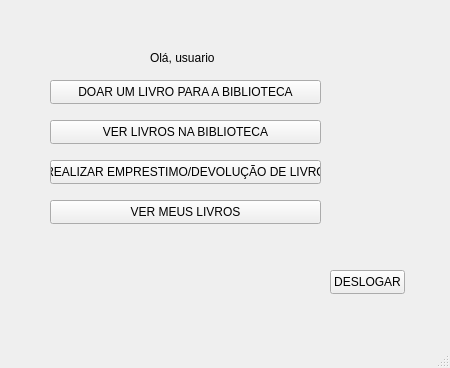
Before: the Qt Designer form GUI_BIBLIOTECA/mainwindow.ui in gabriotz/Project-edoo, drawn with Qt 5.
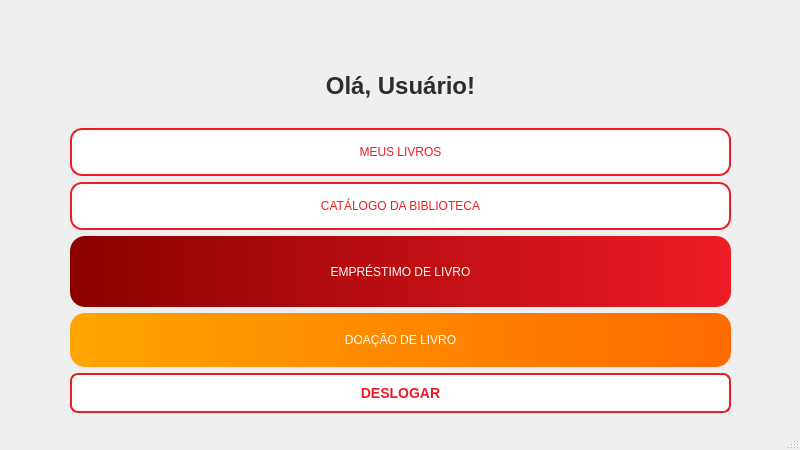
After: the same form once the commit is applied.

```diff
--- a/GUI_BIBLIOTECA/mainwindow.ui
+++ b/GUI_BIBLIOTECA/mainwindow.ui
@@ -6,91 +6,144 @@
    <rect>
     <x>0</x>
     <y>0</y>
-    <width>450</width>
-    <height>368</height>
+    <width>800</width>
+    <height>450</height>
    </rect>
   </property>
+  <property name="sizePolicy">
+   <sizepolicy hsizetype="Preferred" vsizetype="Preferred">
+    <horstretch>0</horstretch>
+    <verstretch>0</verstretch>
+   </sizepolicy>
+  </property>
   <property name="windowTitle">
    <string>MainWindow</string>
   </property>
   <widget class="QWidget" name="centralwidget">
-   <widget class="QLabel" name="welcomeLabel">
+   <property name="sizePolicy">
+    <sizepolicy hsizetype="Preferred" vsizetype="Preferred">
+     <horstretch>0</horstretch>
+     <verstretch>0</verstretch>
+    </sizepolicy>
+   </property>
+   <widget class="QWidget" name="layoutWidget">
     <property name="geometry">
      <rect>
-      <x>150</x>
+      <x>70</x>
       <y>50</y>
-      <width>71</width>
-      <height>16</height>
+      <width>661</width>
+      <height>363</height>
      </rect>
     </property>
-    <property name="text">
-     <string>Olá, usuario</string>
-    </property>
-   </widget>
-   <widget class="QPushButton" name="addBookButton">
-    <property name="geometry">
-     <rect>
-      <x>50</x>
-      <y>80</y>
-      <width>271</width>
-      <height>24</height>
-     </rect>
-    </property>
-    <property name="text">
-     <string>DOAR UM LIVRO PARA A BIBLIOTECA</string>
-    </property>
-   </widget>
-   <widget class="QPushButton" name="loanBookButton">
-    <property name="geometry">
-     <rect>
-      <x>50</x>
-      <y>160</y>
-      <width>271</width>
-      <height>24</height>
-     </rect>
-    </property>
-    <property name="text">
-     <string>REALIZAR EMPRESTIMO/DEVOLUÇÃO DE LIVRO</string>
-    </property>
-   </widget>
-   <widget class="QPushButton" name="seeBookButton">
-    <property name="geometry">
-     <rect>
-      <x>50</x>
-      <y>200</y>
-      <width>271</width>
-      <height>24</height>
-     </rect>
-    </property>
-    <property name="text">
-     <string>VER MEUS LIVROS</string>
-    </property>
-   </widget>
-   <widget class="QPushButton" name="seeAllBooksButton">
-    <property name="geometry">
-     <rect>
-      <x>50</x>
-      <y>120</y>
-      <width>271</width>
-      <height>24</height>
-     </rect>
-    </property>
-    <property name="text">
-     <string>VER LIVROS NA BIBLIOTECA</string>
-    </property>
-   </widget>
-   <widget class="QPushButton" name="logoutButton">
-    <property name="geometry">
-     <rect>
-      <x>330</x>
-      <y>270</y>
-      <width>75</width>
-      <height>24</height>
-     </rect>
-    </property>
-    <property name="text">
-     <string>DESLOGAR</string>
-    </property>
+    <layout class="QVBoxLayout" name="verticalLayout">
+     <item>
+      <widget class="QLabel" name="welcomeLabel">
+       <property name="text">
+        <string>&lt;html&gt;&lt;head/&gt;&lt;body&gt;&lt;p align=&quot;center&quot;&gt;&lt;span style=&quot; font-size:18pt; font-weight:700; color:#2d2d2d;&quot;&gt;Olá, Usuário!&lt;/span&gt;&lt;/p&gt;&lt;/body&gt;&lt;/html&gt;</string>
+       </property>
+      </widget>
+     </item>
+     <item>
+      <widget class="QPushButton" name="seeBookButton">
+       <property name="styleSheet">
+        <string notr="true">background-color: white;
+color: #ED1C24;
+border: 2px solid #ED1C24;
+padding: 15px 30px;
+border-radius: 12px;
+text-align: center;
+
+font: 700 14pt &quot;Segoe UI&quot;;</string>
+       </property>
+       <property name="text">
+        <string>MEUS LIVROS</string>
+       </property>
+      </widget>
+     </item>
+     <item>
+      <widget class="QPushButton" name="seeAllBooksButton">
+       <property name="styleSheet">
+        <string notr="true">background-color: white;
+color: #ED1C24;
+border: 2px solid #ED1C24;
+padding: 15px 30px;
+border-radius: 12px;
+text-align: center;
+
+font: 700 14pt &quot;Segoe UI&quot;;</string>
+       </property>
+       <property name="text">
+        <string>CATÁLOGO DA BIBLIOTECA</string>
+       </property>
+      </widget>
+     </item>
+     <item>
+      <widget class="QPushButton" name="loanBookButton">
+       <property name="sizePolicy">
+        <sizepolicy hsizetype="Minimum" vsizetype="Preferred">
+         <horstretch>0</horstretch>
+         <verstretch>0</verstretch>
+        </sizepolicy>
+       </property>
+       <property name="styleSheet">
+        <string notr="true">background: qlineargradient(x1:0, y1:0, x2:1, y2:0, stop:0 #8B0000, stop:1 #ED1C24);
+color: white;
+border: none;
+padding: 20px 40px; /* Botões maiores e mais proeminentes */
+border-radius: 15px;
+text-align: center;
+
+font: 700 16pt &quot;Segoe UI&quot;;</string>
+       </property>
+       <property name="text">
+        <string>EMPRÉSTIMO DE LIVRO</string>
+       </property>
+      </widget>
+     </item>
+     <item>
+      <widget class="QPushButton" name="addBookButton">
+       <property name="mouseTracking">
+        <bool>false</bool>
+       </property>
+       <property name="toolTip">
+        <string>&lt;html&gt;&lt;head/&gt;&lt;body&gt;&lt;p&gt;&lt;br/&gt;AA&lt;/p&gt;&lt;/body&gt;&lt;/html&gt;</string>
+       </property>
+       <property name="styleSheet">
+        <string notr="true">background: qlineargradient(x1:0, y1:0, x2:1, y2:0, stop:0 #FFA500, stop:1 #FF6A00); /* Laranja */
+color: white;
+border: none;
+padding: 20px 40px;
+border-radius: 15px;
+text-align: center;
+font: 700 16pt &quot;Segoe UI&quot;;</string>
+       </property>
+       <property name="text">
+        <string>DOAÇÃO DE LIVRO</string>
+       </property>
+      </widget>
+     </item>
+     <item>
+      <widget class="QPushButton" name="logoutButton">
+       <property name="styleSheet">
+        <string notr="true">QPushButton {
+    background-color: white;
+    color: #ED1C24;
+    border: 2px solid #ED1C24;
+    padding: 10px;
+    font-size: 14px;
+    font-weight: bold;
+    border-radius: 8px;
+}
+QPushButton#deslogarButton:hover {
+    background-color: #FFE5E5;
+}</string>
+       </property>
+       <property name="text">
+        <string>DESLOGAR</string>
+       </property>
+      </widget>
+     </item>
+    </layout>
    </widget>
   </widget>
   <widget class="QMenuBar" name="menubar">
```
Left out of the diff: 4 changed lines with no effect on the pictures.
